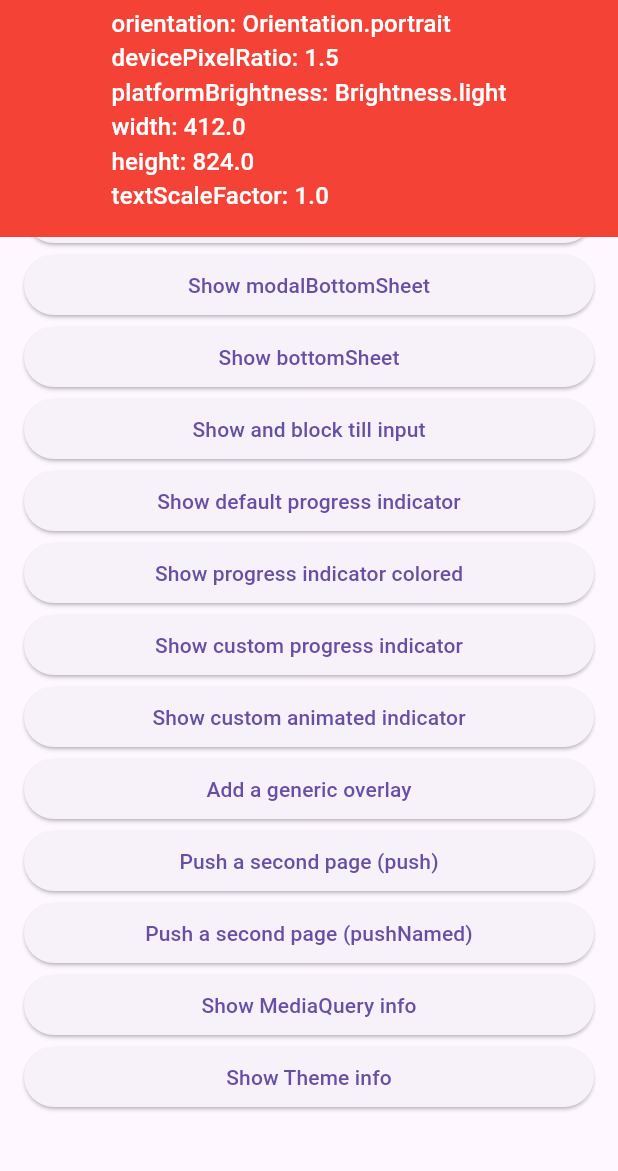
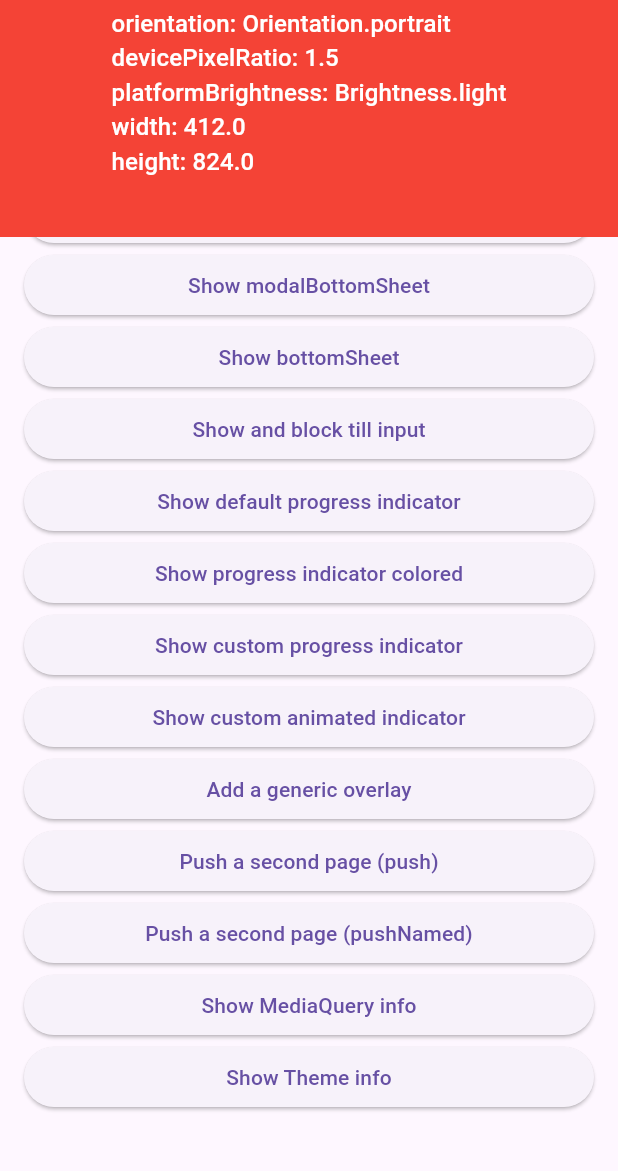
Before and after one commit to emanuel-braz/one_context, a Flutter app: the screen it shows after launch, scrolled down 392 dp, after a tap on "Add a generic overlay", after a tap on "Show MediaQuery info", on a phone screen of 412 x 824 dp, the part 63-1234 px from its top. Run offline on Flutter 3.47's test engine with Material 3 defaults, Android fonts, the phone set to English and light mode, and no system bars; our stand-ins replace shared_preferences; missing offline and left inert: back_button_interceptor.

Commit message:
chore: remove deprecated issues

```diff
--- a/example/lib/main.dart
+++ b/example/lib/main.dart
@@ -185,12 +185,10 @@ class _MyHomePageState extends State<MyHomePage>
 
   @override
   Widget build(BuildContext context) {
-    return WillPopScope(
-      onWillPop: () async => false,
-      child: Scaffold(
+    return Scaffold(
       appBar: AppBar(
-          title: Text(
-              widget.title + ' - ' + debugShowCheckedModeBanner.toString()),
+        title:
+            Text(widget.title + ' - ' + debugShowCheckedModeBanner.toString()),
         actions: <Widget>[
           Switch(
               activeColor: Colors.blue,
@@ -339,8 +337,7 @@ class _MyHomePageState extends State<MyHomePage>
                 onPressed: () async {
                   showTipsOnScreen(
                       'OneContext().showModalBottomSheet<String>()');
-                    var result =
-                        await OneContext().showModalBottomSheet<String>(
+                  var result = await OneContext().showModalBottomSheet<String>(
                     barrierColor: Colors.amber.withOpacity(0.5),
                     builder: (context) => Container(
                       child: Column(
@@ -514,8 +511,7 @@ class _MyHomePageState extends State<MyHomePage>
                           (MediaQuery.of(context).size.height - 50).toInt())
                       .toDouble();
                   double getX() => Random()
-                        .nextInt(
-                            (MediaQuery.of(context).size.width - 50).toInt())
+                      .nextInt((MediaQuery.of(context).size.width - 50).toInt())
                       .toDouble();
                   randomOffset.putIfAbsent(
                       overId, () => Offset(getX(), getY()));
@@ -530,8 +526,7 @@ class _MyHomePageState extends State<MyHomePage>
                           (Set<MaterialState> states) {
                             if (states.contains(MaterialState.pressed))
                               return Colors.green;
-                              return Colors
-                                  .blue; // Use the component's default.
+                            return Colors.blue; // Use the component's default.
                           },
                         ),
                       ),
@@ -556,8 +551,8 @@ class _MyHomePageState extends State<MyHomePage>
                 child: Text('Push a second page (push)'),
                 onPressed: () async {
                   showTipsOnScreen('OneContext().push()');
-                    String? result = await Navigator.push<String>(context,
-                        MaterialPageRoute(builder: (_) => SecondPage()));
+                  String? result = await Navigator.push<String>(
+                      context, MaterialPageRoute(builder: (_) => SecondPage()));
                   print('$result from OneContext().push()');
                 },
               ),
@@ -580,8 +575,7 @@ class _MyHomePageState extends State<MyHomePage>
                       'devicePixelRatio: ${mediaQuery.devicePixelRatio}\n'
                       'platformBrightness: ${mediaQuery.platformBrightness.toString()}\n'
                       'width: ${mediaQuery.size.width}\n'
-                        'height: ${mediaQuery.size.height}\n'
-                        'textScaleFactor: ${mediaQuery.textScaleFactor}';
+                      'height: ${mediaQuery.size.height}\n';
                   print(info);
                   showTipsOnScreen(info, size: 200, seconds: 5);
                 },
@@ -600,7 +594,6 @@ class _MyHomePageState extends State<MyHomePage>
               ),
               SizedBox(height: 24),
             ],
-            ),
           ),
         ),
       ),
```
Also changed, not shown: lib/src/controllers/navigator_controller.mixin.dart (+12 -2 lines). Lines whose indentation alone changed are shown as unchanged.
